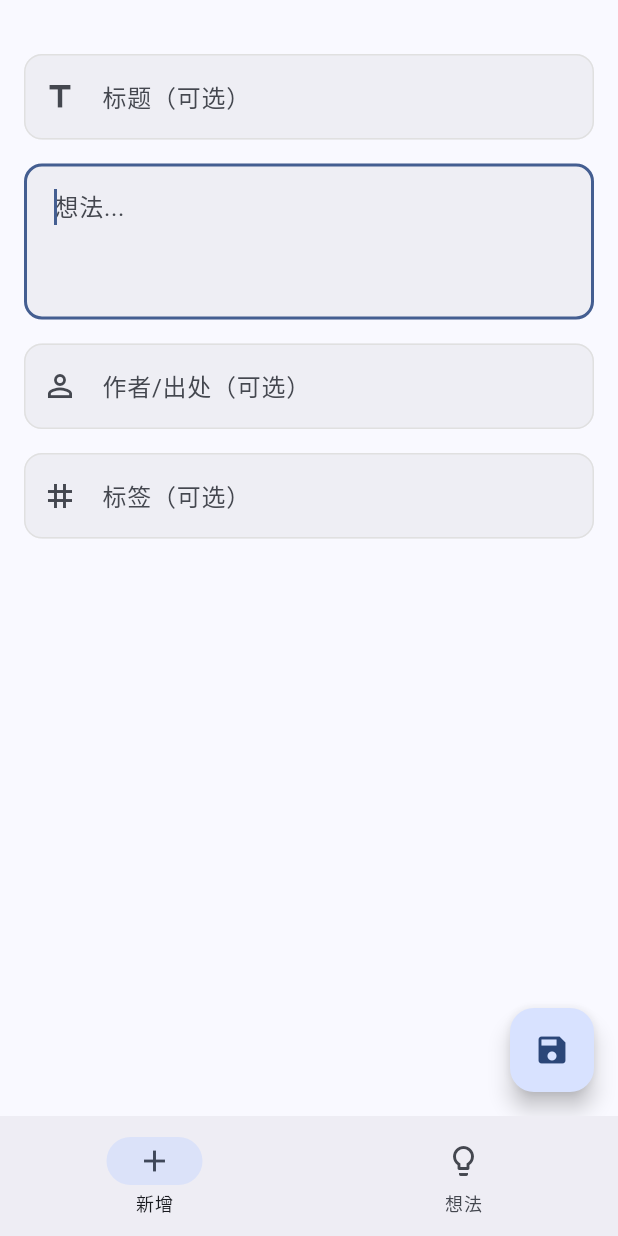
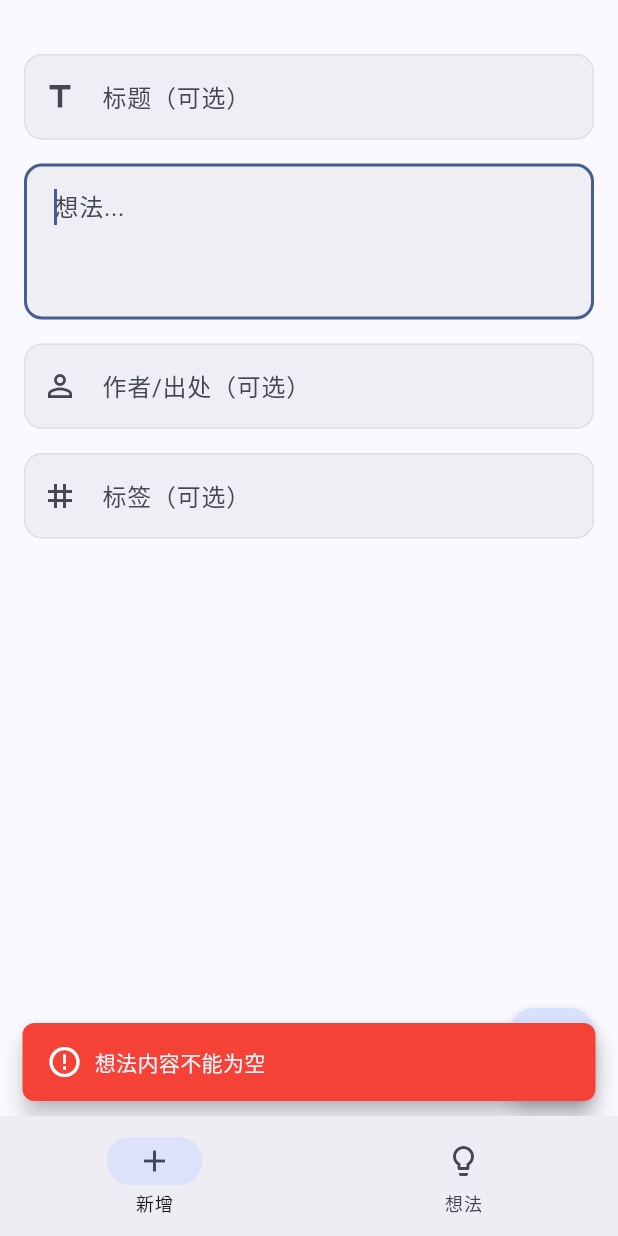
Before and after one commit to Hello-world150/pencil, a Flutter app: the screen it shows after launch, after a tap on the "save" icon, on a phone screen of 412 x 824 dp. Run offline on Flutter 3.47's test engine with Material 3 defaults, Android fonts, the light colour scheme and no system bars; our stand-ins replace shared_preferences; Roboto replaces fonts that are missing (ZhuqueFangsong).

Commit message:
reflactor: improve code reusability

```diff
--- a/lib/pages/add_thought_page.dart
+++ b/lib/pages/add_thought_page.dart
@@ -1,8 +1,10 @@
 import 'package:flutter/material.dart';
 import '../constants/app_constants.dart';
 import '../services/thought_service.dart';
-import '../utils/utils.dart';
+import '../services/notification_service.dart';
+import '../utils/form_manager.dart';
 import '../widgets/common_widgets.dart';
+import '../widgets/input_widgets.dart';
 
 /// 新增想法页面
 class AddThoughtPage extends StatefulWidget {
@@ -23,27 +25,18 @@ class AddThoughtPage extends StatefulWidget {
 }
 
 class _AddThoughtPageState extends State<AddThoughtPage> {
-  late final TextEditingController _textController;
-  late final TextEditingController _tagController;
-  late final TextEditingController _titleController;
-  late final TextEditingController _authorController;
+  late final ThoughtFormManager _formManager;
 
   @override
   void initState() {
     super.initState();
-    _textController = TextEditingController();
-    _tagController = TextEditingController();
-    _titleController = TextEditingController();
-    _authorController = TextEditingController();
+    _formManager = ThoughtFormManager();
     _loadUsedTags();
   }
 
   @override
   void dispose() {
-    _textController.dispose();
-    _tagController.dispose();
-    _titleController.dispose();
-    _authorController.dispose();
+    _formManager.dispose();
     super.dispose();
   }
 
@@ -68,11 +61,11 @@ class _AddThoughtPageState extends State<AddThoughtPage> {
         child: Column(
           children: [
             const SizedBox(height: 20),
-            _buildTitleInput(),
+            TitleInputField(controller: _formManager.titleController),
             const SizedBox(height: 16),
-            _buildTextEditor(),
+            ContentInputField(controller: _formManager.contentController),
             const SizedBox(height: 16),
-            _buildAuthorInput(),
+            AuthorInputField(controller: _formManager.authorController),
             const SizedBox(height: 16),
             _buildTagInput(),
           ],
@@ -90,43 +83,6 @@ class _AddThoughtPageState extends State<AddThoughtPage> {
     );
   }
 
-  /// 构建标题输入框
-  Widget _buildTitleInput() {
-    return TextField(
-      controller: _titleController,
-      decoration: const InputDecoration(
-        labelText: '标题（可选）',
-        hintText: '为你的想法添加一个标题...',
-        prefixIcon: Icon(Icons.title),
-      ),
-    );
-  }
-
-  /// 构建作者输入框
-  Widget _buildAuthorInput() {
-    return TextField(
-      controller: _authorController,
-      decoration: const InputDecoration(
-        labelText: '作者/出处（可选）',
-        hintText: '记录想法的来源或作者...',
-        prefixIcon: Icon(Icons.person_outline),
-      ),
-    );
-  }
-
-  /// 构建文本编辑器
-  Widget _buildTextEditor() {
-    return TextField(
-      controller: _textController,
-      maxLines: AppConstants.maxTextFieldLines,
-      minLines: AppConstants.defaultTextFieldLines,
-      autofocus: true,
-      decoration: const InputDecoration(
-        hintText: AppConstants.thoughtHint,
-      ),
-    );
-  }
-
   /// 构建标签输入区域
   Widget _buildTagInput() {
     return StatefulBuilder(
@@ -134,7 +90,7 @@ class _AddThoughtPageState extends State<AddThoughtPage> {
         return Column(
           crossAxisAlignment: CrossAxisAlignment.start,
           children: [
-            _buildTagTextField(),
+            TagInputField(controller: _formManager.tagController),
             if (_hasUsedTags) ...[
               const SizedBox(height: 8),
               _buildTagSelector(),
@@ -142,18 +98,6 @@ class _AddThoughtPageState extends State<AddThoughtPage> {
           ],
         );
       },
-    );
-  }
-
-  /// 构建标签文本字段
-  Widget _buildTagTextField() {
-    return TextField(
-      controller: _tagController,
-      decoration: const InputDecoration(
-        labelText: AppConstants.tagLabel,
-        hintText: AppConstants.tagHint,
-        prefixIcon: Icon(Icons.tag),
-      ),
     );
   }
 
@@ -170,58 +114,37 @@ class _AddThoughtPageState extends State<AddThoughtPage> {
 
   /// 标签选择回调
   void _onTagSelected(String tag) {
-    _tagController.text = tag;
+    _formManager.tagController.text = tag;
   }
 
   /// 保存新想法
   Future<void> _saveNewThought() async {
-    final content = _textController.text.trim();
+    final validationResult = _formManager.validate();
 
-    if (!Utils.isNotEmpty(content)) return;
+    if (!validationResult.isValid) {
+      if (validationResult.errorMessage != null) {
+        NotificationService.showError(context, validationResult.errorMessage!);
+      }
+      return;
+    }
 
-    final thought = await widget.thoughtService.addThoughtAndSave(
-      content: content,
-      tag: _tagController.text,
-      title: _titleController.text.trim().isEmpty ? null : _titleController.text.trim(),
-      author: _authorController.text.trim().isEmpty ? null : _authorController.text.trim(),
-    );
+    final thought = await _formManager.createThought(widget.thoughtService);
+
+    if (!mounted) return;
 
     if (thought != null) {
       _clearInputs();
-      _showSuccessMessage(thought.tag);
+      NotificationService.showThoughtSaved(context, thought.tag);
       widget.onThoughtAdded?.call();
     } else {
-      _showErrorMessage();
+      NotificationService.showDataSaveFailed(context);
     }
   }
 
   /// 清空输入框
   void _clearInputs() {
     setState(() {
-      _textController.clear();
-      _tagController.clear();
-      _titleController.clear();
-      _authorController.clear();
+      _formManager.clearAll();
     });
   }
-
-  /// 显示成功消息
-  void _showSuccessMessage(String tag) {
-    _showSnackBar('${AppConstants.thoughtSaved}"$tag"标签！');
-  }
-
-  /// 显示错误消息
-  void _showErrorMessage() {
-    _showSnackBar(AppConstants.dataSaveFailed);
-  }
-
-  /// 显示提示消息
-  void _showSnackBar(String message) {
-    ScaffoldMessenger.of(context).showSnackBar(
-      SnackBar(
-        content: Text(message),
-        duration: AppConstants.snackBarDuration,
-      ),
-    );
-  }
 }
--- /dev/null
+++ b/lib/services/notification_service.dart
@@ -0,0 +1,113 @@
+import 'package:flutter/material.dart';
+import '../constants/app_constants.dart';
+
+/// 消息通知服务
+class NotificationService {
+  static void showSuccess(BuildContext context, String message) {
+    _showSnackBar(
+      context,
+      message,
+      backgroundColor: Colors.green,
+      icon: Icons.check_circle_outline,
+    );
+  }
+
+  static void showError(BuildContext context, String message) {
+    _showSnackBar(
+      context,
+      message,
+      backgroundColor: Colors.red,
+      icon: Icons.error_outline,
+    );
+  }
+
+  static void showInfo(BuildContext context, String message) {
+    _showSnackBar(
+      context,
+      message,
+      backgroundColor: Colors.blue,
+      icon: Icons.info_outline,
+    );
+  }
+
+  static void showThoughtSaved(BuildContext context, String tag) {
+    showSuccess(context, '${AppConstants.thoughtSaved}"$tag"标签！');
+  }
+
+  static void showDataSaveFailed(BuildContext context) {
+    showError(context, AppConstants.dataSaveFailed);
+  }
+
+  static void _showSnackBar(
+    BuildContext context,
+    String message, {
+    Color? backgroundColor,
+    IconData? icon,
+  }) {
+    ScaffoldMessenger.of(context).showSnackBar(
+      SnackBar(
+        content: Row(
+          children: [
+            if (icon != null) ...[
+              Icon(icon, color: Colors.white),
+              const SizedBox(width: 8),
+            ],
+            Expanded(child: Text(message)),
+          ],
+        ),
+        backgroundColor: backgroundColor,
+        duration: AppConstants.snackBarDuration,
+        behavior: SnackBarBehavior.floating,
+        shape: RoundedRectangleBorder(
+          borderRadius: BorderRadius.circular(8),
+        ),
+      ),
+    );
+  }
+}
+
+/// 确认对话框服务
+class DialogService {
+  static Future<bool> showConfirmDialog(
+    BuildContext context, {
+    required String title,
+    required String content,
+    String confirmText = '确定',
+    String cancelText = '取消',
+    bool isDestructive = false,
+  }) async {
+    final result = await showDialog<bool>(
+      context: context,
+      builder: (context) => AlertDialog(
+        title: Text(title),
+        content: Text(content),
+        actions: [
+          TextButton(
+            onPressed: () => Navigator.of(context).pop(false),
+            child: Text(cancelText),
+          ),
+          TextButton(
+            onPressed: () => Navigator.of(context).pop(true),
+            style: isDestructive
+                ? TextButton.styleFrom(foregroundColor: Colors.red)
+                : null,
+            child: Text(confirmText),
+          ),
+        ],
+      ),
+    );
+
+    return result ?? false;
+  }
+
+  static Future<bool> showDiscardChangesDialog(BuildContext context) {
+    return showConfirmDialog(
+      context,
+      title: '放弃更改？',
+      content: '您有未保存的更改，确定要离开吗？',
+      confirmText: '放弃',
+      cancelText: AppConstants.cancelButton,
+      isDestructive: true,
+    );
+  }
+}
--- /dev/null
+++ b/lib/utils/form_manager.dart
@@ -0,0 +1,153 @@
+import 'package:flutter/material.dart';
+import '../models/thought_item.dart';
+import '../services/thought_service.dart';
+import '../utils/utils.dart';
+import '../constants/app_constants.dart';
+
+/// 想法表单管理器
+class ThoughtFormManager {
+  final TextEditingController titleController;
+  final TextEditingController contentController;
+  final TextEditingController authorController;
+  final TextEditingController tagController;
+
+  bool _isDisposed = false;
+
+  ThoughtFormManager({
+    String? initialTitle,
+    String? initialContent,
+    String? initialAuthor,
+    String? initialTag,
+  }) :
+    titleController = TextEditingController(text: initialTitle ?? ''),
+    contentController = TextEditingController(text: initialContent ?? ''),
+    authorController = TextEditingController(text: initialAuthor ?? ''),
+    tagController = TextEditingController(text: initialTag ?? '');
+
+  /// 从想法项目初始化
+  factory ThoughtFormManager.fromThought(ThoughtItem thought) {
+    return ThoughtFormManager(
+      initialTitle: thought.title ?? '',
+      initialContent: thought.content,
+      initialAuthor: thought.author ?? '',
+      initialTag: thought.tag,
+    );
+  }
+
+  /// 添加监听器
+  void addListeners(VoidCallback onChanged) {
+    if (_isDisposed) return;
+
+    titleController.addListener(onChanged);
+    contentController.addListener(onChanged);
+    authorController.addListener(onChanged);
+    tagController.addListener(onChanged);
+  }
+
+  /// 移除监听器
+  void removeListeners(VoidCallback onChanged) {
+    if (_isDisposed) return;
+
+    titleController.removeListener(onChanged);
+    contentController.removeListener(onChanged);
+    authorController.removeListener(onChanged);
+    tagController.removeListener(onChanged);
+  }
+
+  /// 清空所有输入
+  void clearAll() {
+    if (_isDisposed) return;
+
+    titleController.clear();
+    contentController.clear();
+    authorController.clear();
+    tagController.clear();
+  }
+
+  /// 验证表单
+  FormValidationResult validate() {
+    final content = contentController.text.trim();
+
+    if (!Utils.isNotEmpty(content)) {
+      return FormValidationResult(
+        isValid: false,
+        errorMessage: '想法内容不能为空',
+      );
+    }
+
+    return FormValidationResult(isValid: true);
+  }
+
+  /// 获取标题（处理空字符串）
+  String? get title {
+    final text = titleController.text.trim();
+    return text.isEmpty ? null : text;
+  }
+
+  /// 获取内容
+  String get content => contentController.text.trim();
+
+  /// 获取作者（处理空字符串）
+  String? get author {
+    final text = authorController.text.trim();
+    return text.isEmpty ? null : text;
+  }
+
+  /// 获取标签
+  String get tag => tagController.text;
+
+  /// 检查是否有变化（用于编辑模式）
+  bool hasChanges(ThoughtItem originalThought) {
+    return content != originalThought.content ||
+           tag != originalThought.tag ||
+           title != originalThought.title ||
+           author != originalThought.author;
+  }
+
+  /// 创建想法对象
+  Future<ThoughtItem?> createThought(ThoughtService thoughtService) async {
+    final validationResult = validate();
+    if (!validationResult.isValid) {
+      return null;
+    }
+
+    return await thoughtService.addThoughtAndSave(
+      content: content,
+      tag: tag,
+      title: title,
+      author: author,
+    );
+  }
+
+  /// 更新想法对象
+  ThoughtItem updateThought(ThoughtItem originalThought) {
+    return originalThought.copyWith(
+      content: content,
+      tag: Utils.safeString(tag, AppConstants.defaultTag),
+      title: title,
+      author: author,
+    );
+  }
+
+  /// 销毁资源
+  void dispose() {
+    if (_isDisposed) return;
+
+    _isDisposed = true;
+    titleController.dispose();
+    contentController.dispose();
+    authorController.dispose();
+    tagController.dispose();
+  }
+}
+
+/// 表单验证结果
+class FormValidationResult {
+  final bool isValid;
+  final String? errorMessage;
+
+  const FormValidationResult({
+    required this.isValid,
+    this.errorMessage,
+  });
+}
--- /dev/null
+++ b/lib/widgets/input_widgets.dart
@@ -0,0 +1,141 @@
+import 'package:flutter/material.dart';
+import '../constants/app_constants.dart';
+
+/// 通用输入框组件
+class CustomTextField extends StatelessWidget {
+  final TextEditingController controller;
+  final String? labelText;
+  final String? hintText;
+  final IconData? prefixIcon;
+  final int? maxLines;
+  final int? minLines;
+  final bool autofocus;
+  final TextInputType? keyboardType;
+  final String? Function(String?)? validator;
+  final VoidCallback? onChanged;
+
+  const CustomTextField({
+    super.key,
+    required this.controller,
+    this.labelText,
+    this.hintText,
+    this.prefixIcon,
+    this.maxLines,
+    this.minLines,
+    this.autofocus = false,
+    this.keyboardType,
+    this.validator,
+    this.onChanged,
+  });
+
+  @override
+  Widget build(BuildContext context) {
+    return TextField(
+      controller: controller,
+      maxLines: maxLines,
+      minLines: minLines,
+      autofocus: autofocus,
+      keyboardType: keyboardType,
+      onChanged: onChanged != null ? (_) => onChanged!() : null,
+      decoration: InputDecoration(
+        labelText: labelText,
+        hintText: hintText,
+        prefixIcon: prefixIcon != null ? Icon(prefixIcon) : null,
+        border: const OutlineInputBorder(),
+      ),
+    );
+  }
+}
+
+/// 标题输入框组件
+class TitleInputField extends StatelessWidget {
+  final TextEditingController controller;
+  final VoidCallback? onChanged;
+
+  const TitleInputField({
+    super.key,
+    required this.controller,
+    this.onChanged,
+  });
+
+  @override
+  Widget build(BuildContext context) {
+    return CustomTextField(
+      controller: controller,
+      labelText: '标题（可选）',
+      hintText: '为你的想法添加一个标题...',
+      prefixIcon: Icons.title,
+      onChanged: onChanged,
+    );
+  }
+}
+
+/// 作者输入框组件
+class AuthorInputField extends StatelessWidget {
+  final TextEditingController controller;
+  final VoidCallback? onChanged;
+
+  const AuthorInputField({
+    super.key,
+    required this.controller,
+    this.onChanged,
+  });
+
+  @override
+  Widget build(BuildContext context) {
+    return CustomTextField(
+      controller: controller,
+      labelText: '作者/出处（可选）',
+      hintText: '记录想法的来源或作者...',
+      prefixIcon: Icons.person_outline,
+      onChanged: onChanged,
+    );
+  }
+}
+
+/// 内容输入框组件
+class ContentInputField extends StatelessWidget {
+  final TextEditingController controller;
+  final VoidCallback? onChanged;
+
+  const ContentInputField({
+    super.key,
+    required this.controller,
+    this.onChanged,
+  });
+
+  @override
+  Widget build(BuildContext context) {
+    return CustomTextField(
+      controller: controller,
+      hintText: AppConstants.thoughtHint,
+      maxLines: AppConstants.maxTextFieldLines,
+      minLines: AppConstants.defaultTextFieldLines,
+      autofocus: true,
+      onChanged: onChanged,
+    );
+  }
+}
+
+/// 标签输入框组件
+class TagInputField extends StatelessWidget {
+  final TextEditingController controller;
+  final VoidCallback? onChanged;
+
+  const TagInputField({
+    super.key,
+    required this.controller,
+    this.onChanged,
+  });
+
+  @override
+  Widget build(BuildContext context) {
+    return CustomTextField(
+      controller: controller,
+      labelText: AppConstants.tagLabel,
+      hintText: AppConstants.tagHint,
+      prefixIcon: Icons.tag,
+      onChanged: onChanged,
+    );
+  }
+}
```
Also changed, not shown: lib/pages/edit_thought_page.dart (+27 -96 lines).
